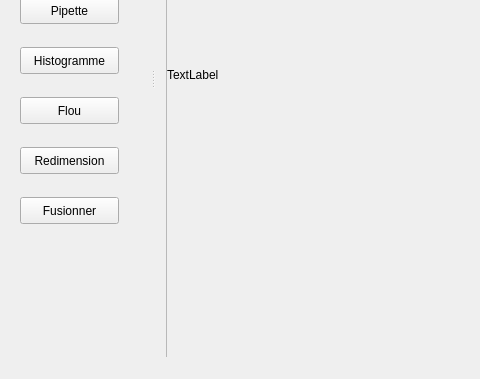
First picture: the form in MainWindow.ui, repository SkyHeaven/GMN, before the edit; both pictures show x 0 to 480 and y 221 to 600 of the 800 by 600 pixel window.
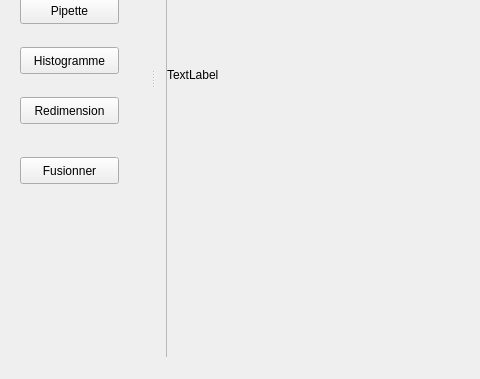
Second picture: the form after the edit.

```diff
--- a/MainWindow.ui
+++ b/MainWindow.ui
@@ -196,24 +196,11 @@
       <string>Histogramme</string>
      </property>
     </widget>
-    <widget class="QPushButton" name="Flou">
-     <property name="geometry">
-      <rect>
-       <x>20</x>
-       <y>280</y>
-       <width>99</width>
-       <height>27</height>
-      </rect>
-     </property>
-     <property name="text">
-      <string>Flou</string>
-     </property>
-    </widget>
     <widget class="QPushButton" name="Redimension">
      <property name="geometry">
       <rect>
        <x>20</x>
-       <y>330</y>
+       <y>280</y>
        <width>99</width>
        <height>27</height>
       </rect>
@@ -226,7 +213,7 @@
      <property name="geometry">
       <rect>
        <x>20</x>
-       <y>380</y>
+       <y>340</y>
        <width>99</width>
        <height>27</height>
       </rect>
```
Left out of the diff: 36 changed lines with no effect on the pictures.
